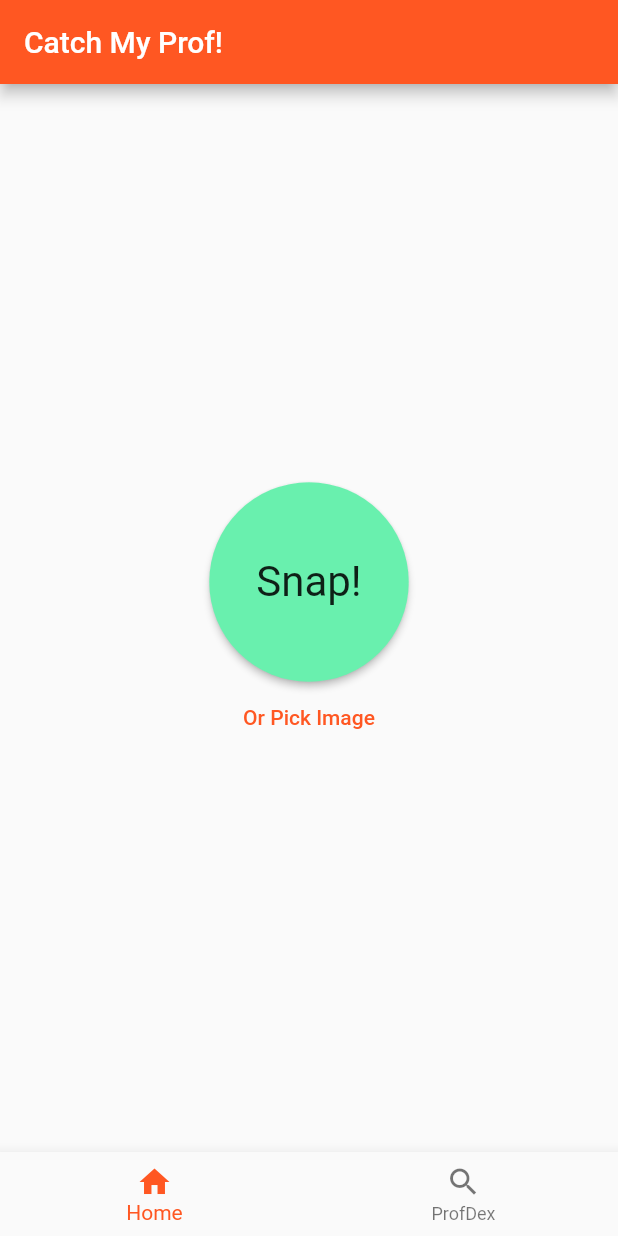
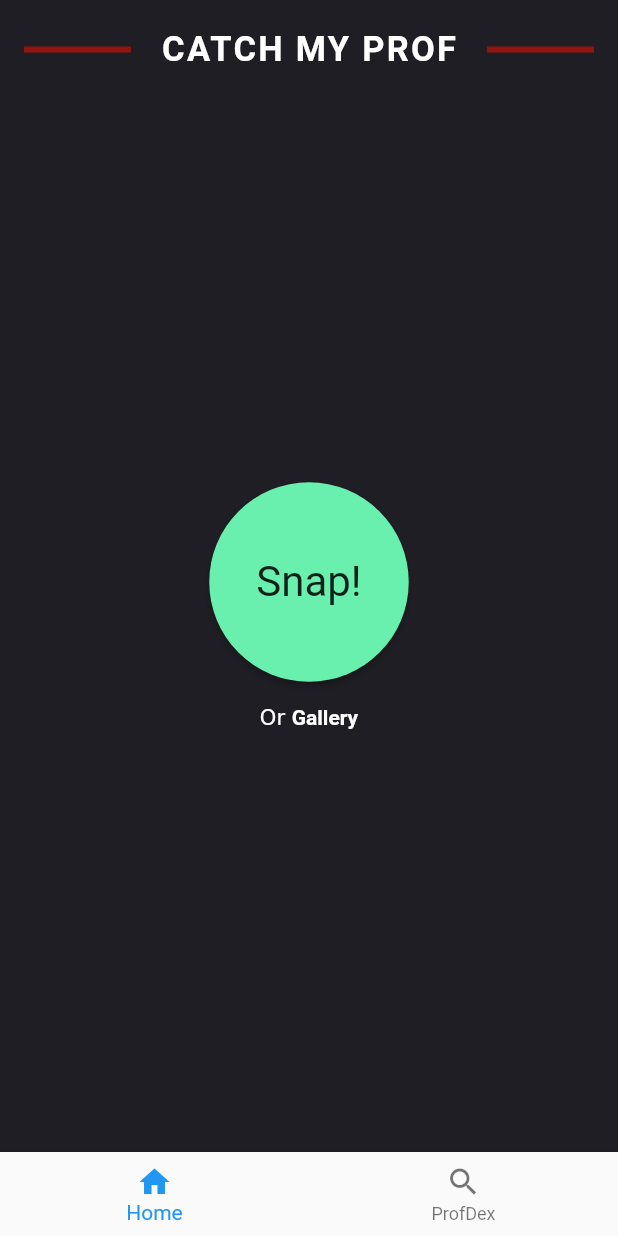
Before and after one commit to tcgj-pteltd/CatchMyProf, a Flutter app: the screen it shows after launch, on a phone screen of 412 x 824 dp. Run offline on Flutter 3.47's test engine with Material 2 defaults, Android fonts, the phone set to English and light mode, and no system bars; our stand-ins replace image_picker.

Commit message:
Change homepage UI

```diff
--- a/lib/homepage.dart
+++ b/lib/homepage.dart
@@ -68,7 +68,14 @@ class _HomePageState extends State<HomePage> {
                         ),
                         TextButton(
                           onPressed: getImageFromGallery,
-                          child: Text("Or Pick Image"),
+                          child: new RichText(
+                            text: new TextSpan(
+                              children: <TextSpan>[
+                                new TextSpan(text: 'Or '),
+                                new TextSpan(text: 'Gallery', style: new TextStyle(fontWeight: FontWeight.bold))
+                              ],
+                            )
+                          )
                         ),
                       ],
                     ))
--- a/lib/main.dart
+++ b/lib/main.dart
@@ -14,7 +14,8 @@ class MyApp extends StatelessWidget {
       title: _title,
       home: TabsPage(),
       theme: ThemeData(
-        primarySwatch: Colors.deepOrange,
+        primaryColor: Color(0xFF1E1E24),
+        scaffoldBackgroundColor: Color(0xFF1E1E24),
         visualDensity: VisualDensity.adaptivePlatformDensity,
       ),
     );
--- a/lib/tabspage.dart
+++ b/lib/tabspage.dart
@@ -14,7 +14,34 @@ class _TabsPageState extends State<TabsPage> {
   Widget build(BuildContext context) {
     return Scaffold(
       appBar: AppBar(
-        title: Text('Catch My Prof!'),
+        centerTitle: true,
+        title: new Container(
+          margin: const EdgeInsets.only(top: 10.0),
+          child: new Row(
+              children: <Widget>[
+                Expanded(
+                    child: new Container(
+                        margin: const EdgeInsets.only(right: 20.0),
+                        child: Divider(
+                          color: Color(0xFF92140C),
+                          thickness: 4,
+                        )
+                    )
+                ),
+                Text('CATCH MY PROF', style: TextStyle(fontSize: 23.0, fontWeight: FontWeight.bold, letterSpacing: 1.5)),
+                Expanded(
+                    child: new Container(
+                        margin: const EdgeInsets.only(left: 20.0),
+                        child: Divider(
+                          color: Color(0xFF92140C),
+                          thickness: 4,
+                        )
+                    )
+                )
+              ]
+          )
+        ),
+        elevation: 0,
       ),
       body: IndexedStack(
         index: _currentIndex,
```
